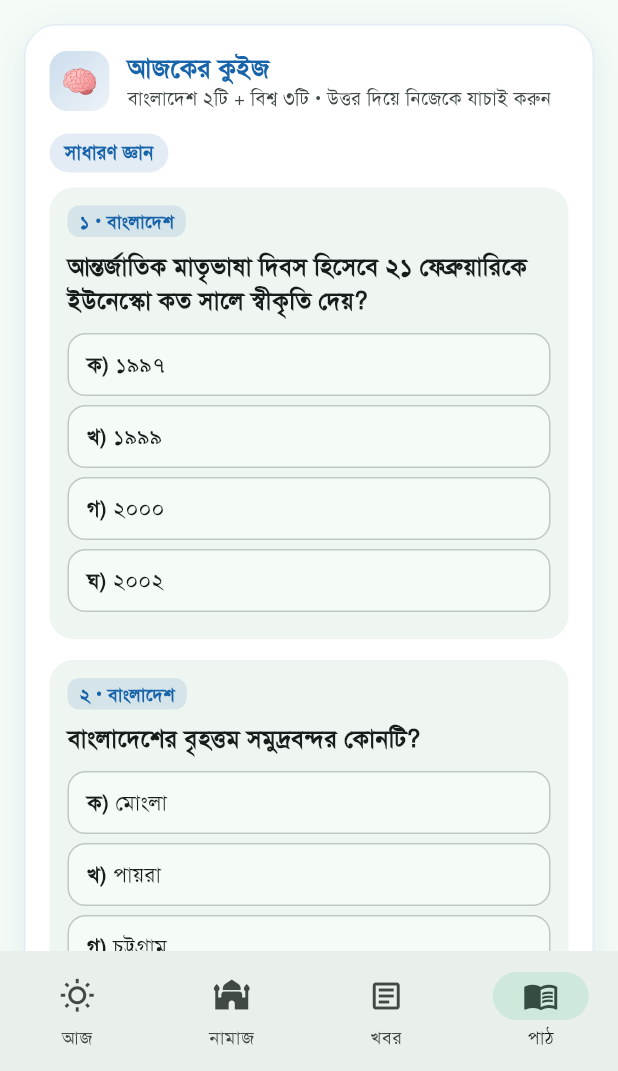
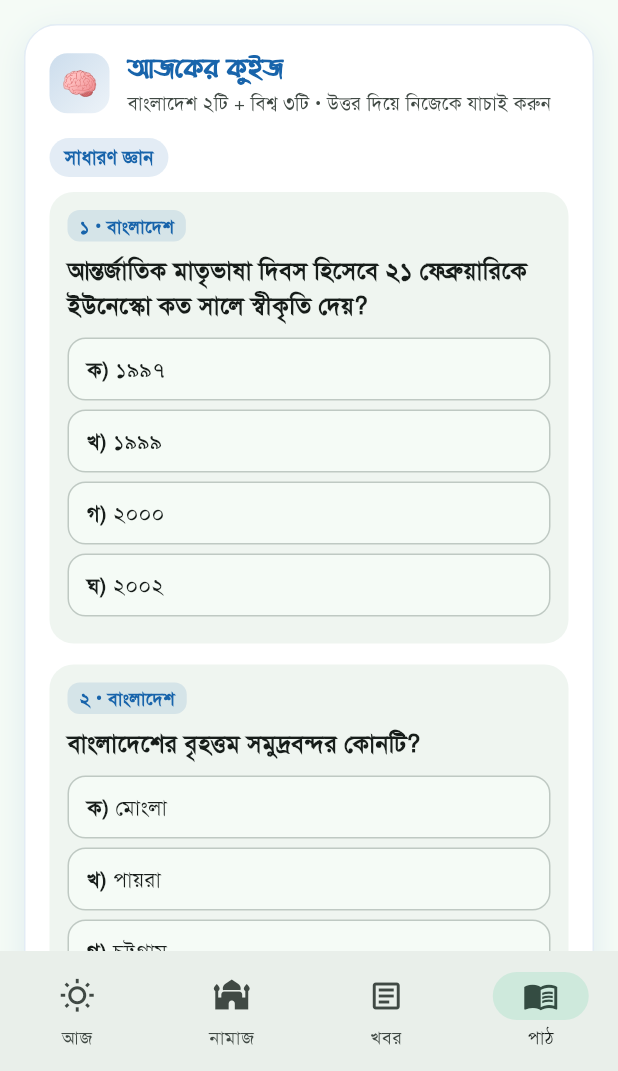
Before and after one commit to nazmulislam1581/smart-daily-need, a Flutter app: the screen it shows after launch, item 4 of the bottom bar chosen, on a phone screen of 412 x 824 dp, the part 165-1236 px from its top. Run offline on Flutter 3.47's test engine with Material 3 defaults, Android fonts, the phone set to English and light mode, and no system bars; our stand-ins replace flutter_local_notifications, geolocator, hijri, shared_preferences, timezone; network calls fail.

Commit message:
Add BenSenHandwriting font for titles, app name, quote and story title
Co-Authored-By: Claude Opus 5.5 <noreply@anthropic.com>
Claude-Session: https://claude.ai/code/session_01Lt1Bj8UP9PNE7CcZv3S3sq

```diff
--- a/lib/config.dart
+++ b/lib/config.dart
@@ -1,6 +1,9 @@
 /// অ্যাপের সাধারণ সেটিংস। দরকার হলে এখান থেকে বদলান।
 class AppConfig {
   static const appName = 'Smart Daily Need';
+
+  /// শিরোনাম ও নীতিবাক্যের জন্য হাতের লেখার মতো বাংলা ফন্ট
+  static const handFont = 'BenSenHandwriting';
 
   /// লোকেশন পাওয়া না গেলে ঢাকা ধরা হবে।
   static const defaultLat = 23.8103;
--- a/lib/screens/home_screen.dart
+++ b/lib/screens/home_screen.dart
@@ -335,7 +335,11 @@ class _HomeScreenState extends State<HomeScreen> with WidgetsBindingObserver {
           Row(children: [
             const Expanded(
               child: Text(AppConfig.appName,
-                  style: TextStyle(fontSize: 18, fontWeight: FontWeight.w800, color: Colors.white)),
+                  style: TextStyle(
+                      fontFamily: AppConfig.handFont,
+                      fontSize: 22,
+                      fontWeight: FontWeight.w700,
+                      color: Colors.white)),
             ),
             ..._actions(),
           ]),
@@ -855,7 +859,8 @@ class _HomeScreenState extends State<HomeScreen> with WidgetsBindingObserver {
         child: AsyncSection<String>(
           future: _quote,
           builder: (q) => Text('“$q”',
-              style: const TextStyle(fontSize: 19, fontWeight: FontWeight.w600, height: 1.5)),
+              style: const TextStyle(
+                  fontFamily: AppConfig.handFont, fontSize: 23, height: 1.5)),
         ),
       ),
       SectionCard(
@@ -904,7 +909,9 @@ class _HomeScreenState extends State<HomeScreen> with WidgetsBindingObserver {
         child: AsyncSection<Map<String, dynamic>>(
           future: _story,
           builder: (s) => Column(crossAxisAlignment: CrossAxisAlignment.start, children: [
-            Text(s['title'], style: const TextStyle(fontSize: 18, fontWeight: FontWeight.w800)),
+            Text(s['title'],
+                style: const TextStyle(
+                    fontFamily: AppConfig.handFont, fontSize: 22, fontWeight: FontWeight.w700)),
             const SizedBox(height: 8),
             Text(s['body'], style: const TextStyle(fontSize: 15.5, height: 1.7)),
             const SizedBox(height: 10),
--- a/lib/widgets/section_card.dart
+++ b/lib/widgets/section_card.dart
@@ -1,4 +1,5 @@
 import 'package:flutter/material.dart';
+import '../config.dart';
 
 /// প্রতিটি অংশের জন্য রঙিন আইকনসহ কার্ড
 class SectionCard extends StatelessWidget {
@@ -62,7 +63,8 @@ class SectionCard extends StatelessWidget {
                 child: Column(crossAxisAlignment: CrossAxisAlignment.start, children: [
                   Text(title,
                       style: TextStyle(
-                          fontSize: 17,
+                          fontFamily: AppConfig.handFont,
+                          fontSize: 19,
                           fontWeight: FontWeight.w700,
                           color: dark ? Colors.white : accent)),
                   if (subtitle != null)
--- a/pubspec.yaml
+++ b/pubspec.yaml
@@ -34,6 +34,9 @@ flutter:
     - family: SolaimanLipi
       fonts:
         - asset: assets/fonts/SolaimanLipi.ttf
+    - family: BenSenHandwriting
+      fonts:
+        - asset: assets/fonts/BenSenHandwriting.ttf
 
 # অ্যাপ আইকন:  dart run flutter_launcher_icons
 flutter_launcher_icons:
```
Also changed, not shown: assets/fonts/BenSenHandwriting.ttf (added), 1 other file.
